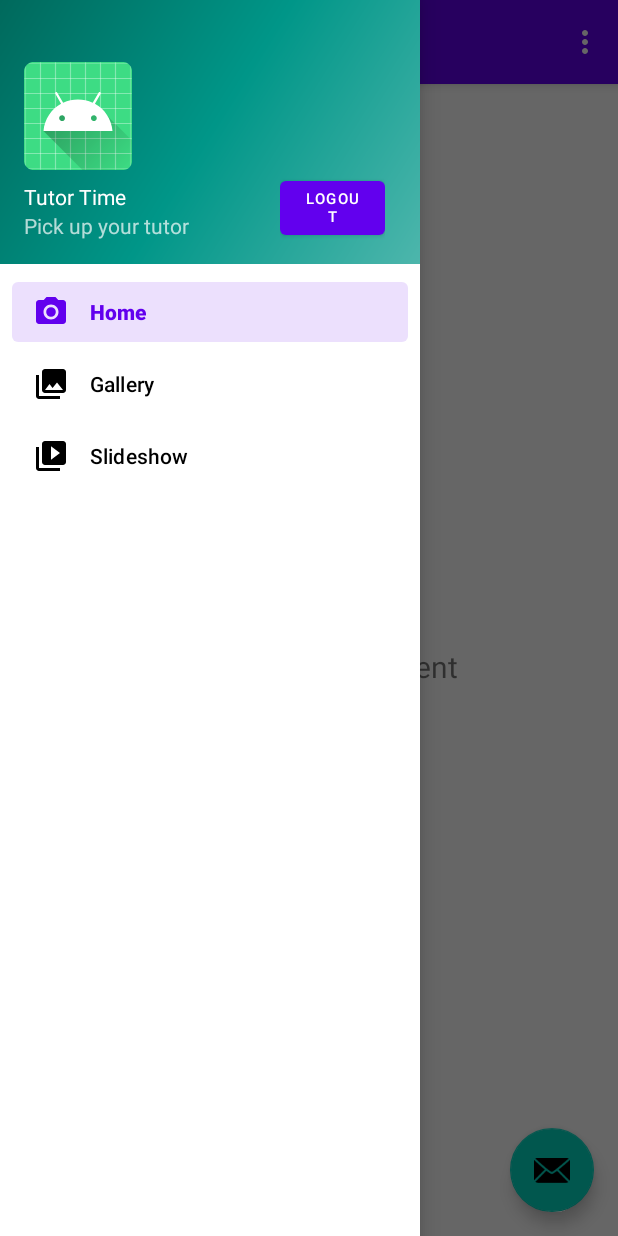
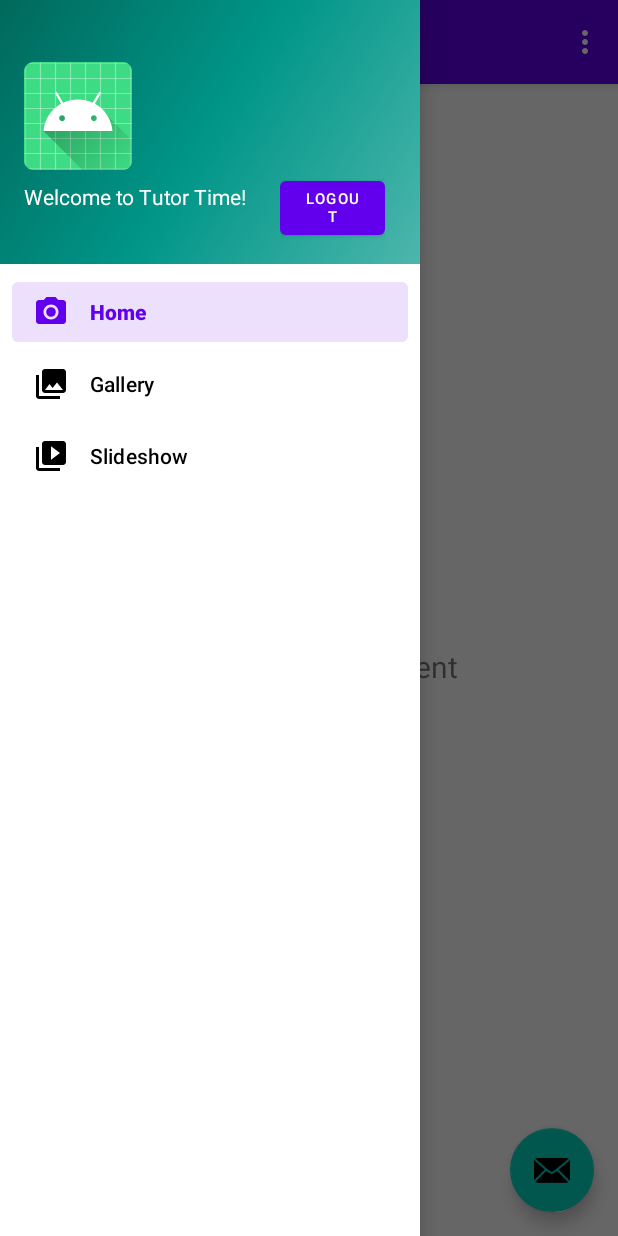
Before and after one commit to AlmogJakov/TutorTime, an Android app: the MainActivity screen opened directly, with no data from a screen before it, with the side drawer open, on a phone screen of 412 x 824 dp. Run offline under Robolectric (Android 15) with nearby library versions, the phone set to English and light mode, and no system bars; our stand-ins replace Firebase (no records; nobody signed in at launch, a user with empty details on screens opened directly), navigation-ui.

Commit message:
added email verification + password reset & teacher/student identification.

```diff
--- a/app/build.gradle
+++ b/app/build.gradle
@@ -47,6 +47,7 @@ dependencies {
 
     // Import the BoM for the Firebase platform
     implementation platform('com.google.firebase:firebase-bom:29.0.0')
+    implementation 'com.google.firebase:firebase-database'
 
     // Declare the dependency for the Firebase Authentication library
     // When using the BoM, you don't specify versions in Firebase library dependencies
--- a/app/src/main/java/com/project/tutortime/MainActivity.java
+++ b/app/src/main/java/com/project/tutortime/MainActivity.java
@@ -2,8 +2,10 @@ package com.project.tutortime;
 
 import android.content.Intent;
 import android.os.Bundle;
+import android.view.LayoutInflater;
 import android.view.View;
 import android.view.Menu;
+import android.widget.TextView;
 
 import com.google.android.material.snackbar.Snackbar;
 import com.google.android.material.navigation.NavigationView;
@@ -16,12 +18,14 @@ import androidx.drawerlayout.widget.DrawerLayout;
 import androidx.appcompat.app.AppCompatActivity;
 
 import com.google.firebase.auth.FirebaseAuth;
+import com.google.firebase.auth.FirebaseUser;
 import com.project.tutortime.databinding.ActivityMainBinding;
 
 public class MainActivity extends AppCompatActivity {
 
     private AppBarConfiguration mAppBarConfiguration;
     private ActivityMainBinding binding;
+    FirebaseAuth fAuth;
 
     @Override
     protected void onCreate(Bundle savedInstanceState) {
@@ -49,6 +53,17 @@ public class MainActivity extends AppCompatActivity {
         NavController navController = Navigation.findNavController(this, R.id.nav_host_fragment_content_main);
         NavigationUI.setupActionBarWithNavController(this, navController, mAppBarConfiguration);
         NavigationUI.setupWithNavController(navigationView, navController);
+
+        /* get user from firebase */
+        fAuth = FirebaseAuth.getInstance();
+        FirebaseUser user = fAuth.getCurrentUser();
+        /* show hello massage in main with user information */
+        View navHeaderView = navigationView.getHeaderView(0);
+        TextView EmailHello = (TextView)navHeaderView.findViewById(R.id.emailHello);
+        String hello = "";
+        if(user != null) { hello = hello.concat("").concat(user.getEmail()); }
+        EmailHello.setText(hello);
+        /* END show hello massage in main with user information */
     }
 
     public void logout(View view) {
--- a/app/src/main/res/layout/activity_register.xml
+++ b/app/src/main/res/layout/activity_register.xml
@@ -103,7 +103,7 @@
         app:layout_constraintTop_toBottomOf="@+id/editFName" />
 
     <TextView
-        android:id="@+id/textView"
+        android:id="@+id/emailHello"
         android:layout_width="wrap_content"
         android:layout_height="wrap_content"
         android:layout_marginTop="16dp"
--- a/app/src/main/res/layout/nav_header_main.xml
+++ b/app/src/main/res/layout/nav_header_main.xml
@@ -36,7 +36,7 @@
                 android:textAppearance="@style/TextAppearance.AppCompat.Body1" />
 
         <TextView
-                android:id="@+id/textView"
+                android:id="@+id/emailHello"
                 android:layout_width="wrap_content"
                 android:layout_height="wrap_content"
                 android:text="@string/nav_header_subtitle" />
--- a/app/src/main/res/values/strings.xml
+++ b/app/src/main/res/values/strings.xml
@@ -2,8 +2,8 @@
     <string name="app_name">TutorTime</string>
     <string name="navigation_drawer_open">Open navigation drawer</string>
     <string name="navigation_drawer_close">Close navigation drawer</string>
-    <string name="nav_header_title">Tutor Time</string>
-    <string name="nav_header_subtitle">Pick up your tutor</string>
+    <string name="nav_header_title">Welcome to Tutor Time!</string>
+    <string name="nav_header_subtitle">Email</string>
     <string name="nav_header_desc">Navigation header</string>
     <string name="action_settings">Settings</string>
 
```
Also changed, not shown: app/src/main/java/com/project/tutortime/ChooseOne.java (+9 -0 lines), app/src/main/java/com/project/tutortime/Login.java (+123 -5 lines), app/src/main/java/com/project/tutortime/Register.java (+22 -2 lines), app/src/main/java/com/project/tutortime/firebase/userObj.java (+8 -0 lines), app/src/main/res/layout/activity_login.xml (+10 -0 lines).
